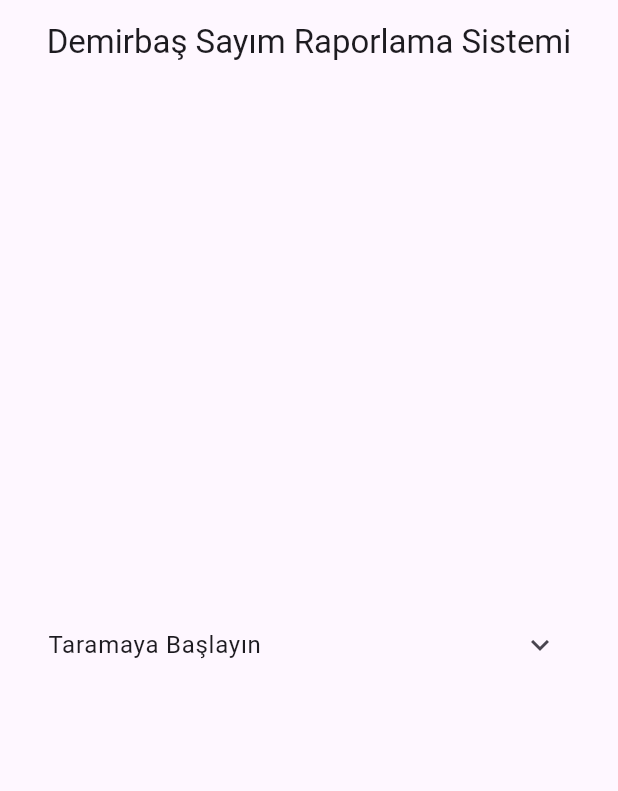
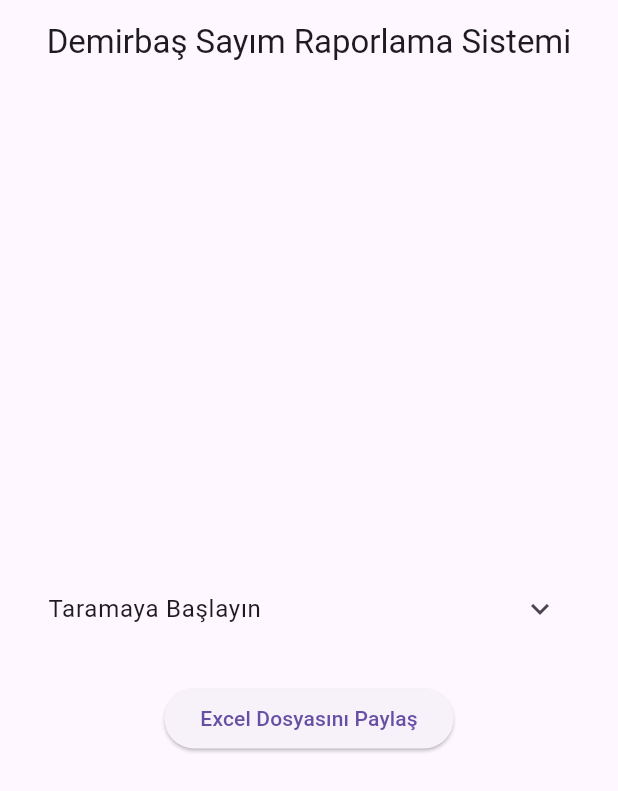
Before and after one commit to sarpsnbl/fa_reporter, a Flutter app: the screen it shows after launch, on a phone screen of 412 x 824 dp. Shown: the top 791 px of the screen. Run offline on Flutter 3.47's test engine with Material 3 defaults, Android fonts, the phone set to English and light mode, and no system bars; our stand-ins replace camera, image_picker, share_plus; missing offline and left inert: excel, google_mlkit_commons, google_mlkit_text_recognition.

Commit message:
added excel share button example

```diff
--- /dev/null
+++ b/lib/excel/excel_example.dart
@@ -0,0 +1,38 @@
+// New widget for sharing the Excel file
+import 'dart:io';
+
+import 'package:excel/excel.dart';
+import 'package:flutter/material.dart';
+import 'package:path_provider/path_provider.dart';
+import 'package:share_plus/share_plus.dart';
+
+class ExcelShareButton extends StatelessWidget {
+  const ExcelShareButton({Key? key}) : super(key: key);
+
+  Future<File> _createExcelFile() async {
+    var excel = Excel.createExcel();
+    var sheet = excel['Sheet1'];
+    sheet.appendRow([TextCellValue('Name'), TextCellValue('Age'), TextCellValue('Email')]);
+    sheet.appendRow([TextCellValue('John Doe'), IntCellValue(23), TextCellValue('john@example.com')]);
+
+    Directory tempDir = await getTemporaryDirectory();
+    String filePath = '${tempDir.path}/example.xlsx';
+    File file = File(filePath)
+      ..createSync(recursive: true)
+      ..writeAsBytesSync(excel.save()!);
+    return file;
+  }
+
+  Future<void> _shareExcelFile() async {
+    final file = await _createExcelFile();
+    Share.shareXFiles([XFile(file.path)], text: 'Here is the Excel file.');
+  }
+
+  @override
+  Widget build(BuildContext context) {
+    return ElevatedButton(
+      onPressed: _shareExcelFile,
+      child: const Text('Excel Dosyasını Paylaş'),
+    );
+  }
+}
--- a/lib/main.dart
+++ b/lib/main.dart
@@ -1,6 +1,10 @@
+import 'package:fa_reporter/excel/excel_example.dart';
 import 'package:flutter/material.dart';
 import 'widgets/ocr/text_detector_view.dart';
 import 'dart:io';
+import 'package:excel/excel.dart';
+import 'package:path_provider/path_provider.dart';
+import 'package:share_plus/share_plus.dart';
 
 Future<void> main() async {
   WidgetsFlutterBinding.ensureInitialized();
@@ -45,9 +49,8 @@ class Home extends StatelessWidget {
                         CustomCard('Nesne Numarası Tarama', TextRecognizerView()),
                     ],
                   ),
-                  const SizedBox(
-                    height: 20,
-                  ),
+                  const SizedBox(height: 20),
+                  ExcelShareButton(), // Added button for sharing Excel file
                 ],
               ),
             ),
--- a/pubspec.yaml
+++ b/pubspec.yaml
@@ -43,6 +43,7 @@ dependencies:
   google_mlkit_commons: ^0.9.0
   path: ^1.9.0
   share_plus: ^10.1.1
+  excel: ^4.0.6
 
 
 dev_dependencies:
```
Also changed, not shown: pubspec.lock.
